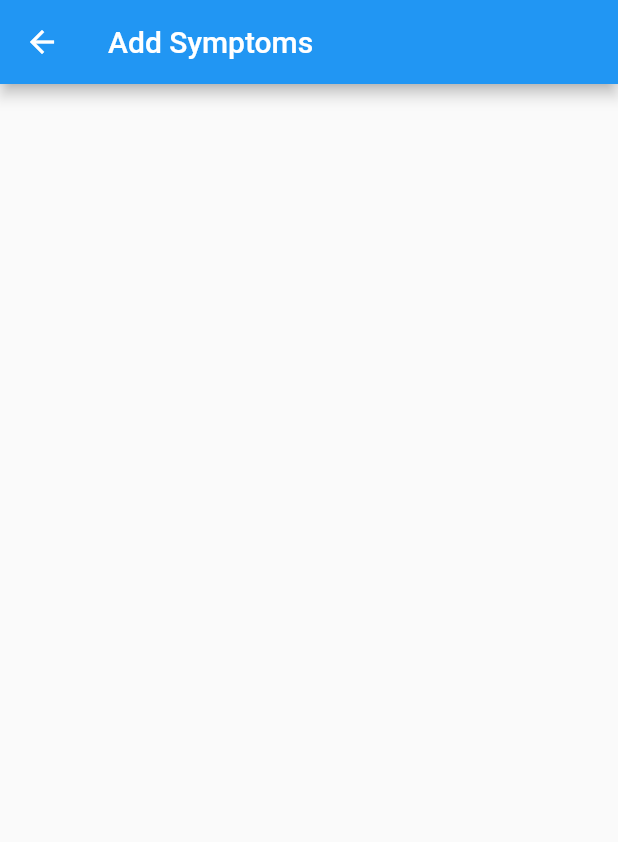
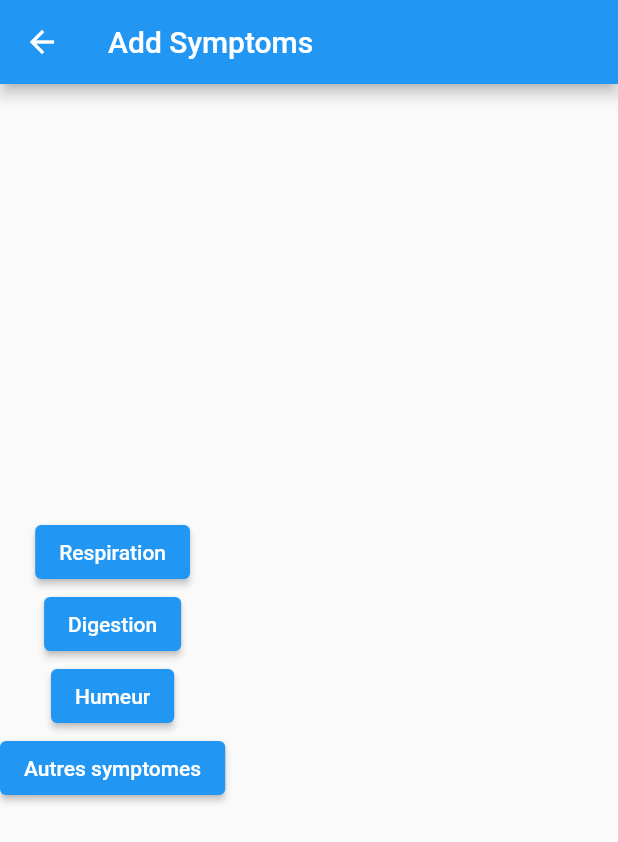
Before and after one commit to Kritor-cyber/MaMuco, a Flutter app: the AddSymptoms screen opened directly, on a phone screen of 412 x 824 dp. Shown: the top 842 px of the screen. Run offline on Flutter 3.47's test engine with Material 2 defaults, Android fonts, the phone set to English and light mode, and no system bars; our stand-ins replace syncfusion_flutter_calendar; missing offline and left inert: syncfusion_localizations.

Commit message:
Essai (avec paola) page enregistrement symptomes

```diff
--- a/lib/AddSymptoms.dart
+++ b/lib/AddSymptoms.dart
@@ -10,6 +10,30 @@ class AddSymptoms extends StatelessWidget {
       appBar: AppBar(
         title: Text(language.getAddSymptoms()),
       ),
+        body: Container(
+        //margin: EdgeInsets.only(top: 10),
+            child: Column(
+              mainAxisAlignment: MainAxisAlignment.center,
+              children: [
+                getSymptomsButton(context, Text("Respiration"), MaterialPageRoute(builder: (context) => AddSymptoms())),
+                getSymptomsButton(context, Text("Digestion"), MaterialPageRoute(builder: (context) => AddSymptoms())),
+                getSymptomsButton(context, Text("Humeur"), MaterialPageRoute(builder: (context) => AddSymptoms())),
+                getSymptomsButton(context, Text("Autres symptomes"), MaterialPageRoute(builder: (context) => AddSymptoms()))
+
+                ]
+            ),
+          ),
+    );
+  }
+  ElevatedButton getSymptomsButton (BuildContext context, Text title, MaterialPageRoute route) {
+    return ElevatedButton(
+      onPressed:(){
+      Navigator.push(context, route);
+    },
+    style : ButtonStyle (
+    backgroundColor: MaterialStateProperty.all<Color>(Colors.blue),
+    ),
+    child: title,
     );
   }
 }
```
